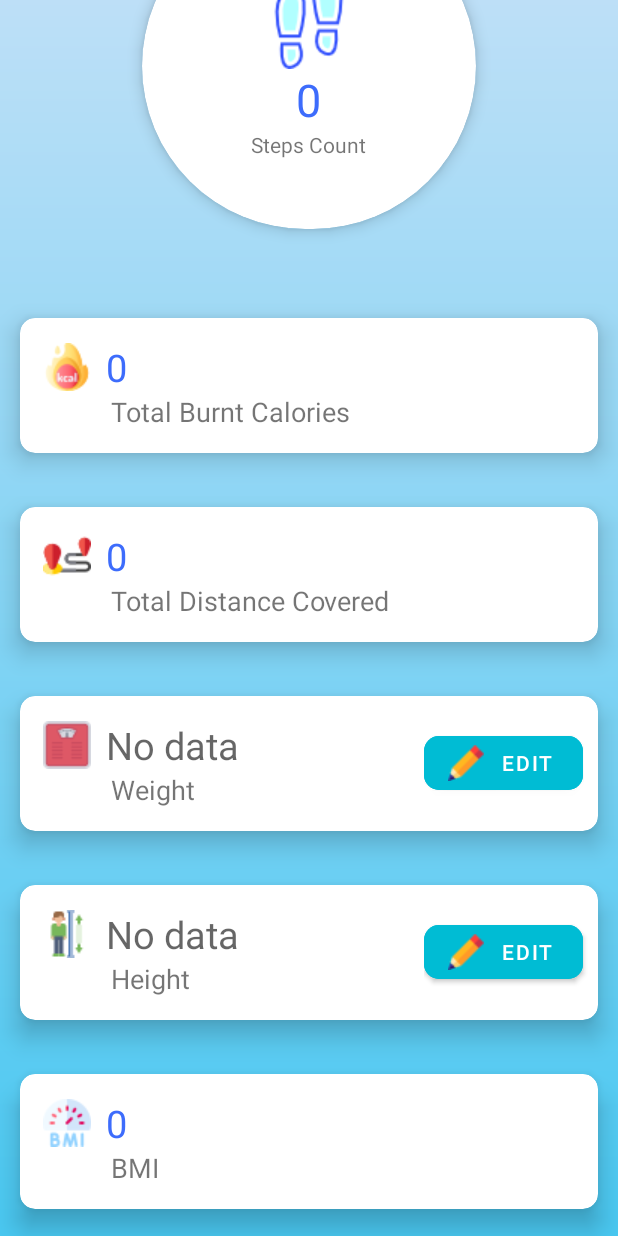
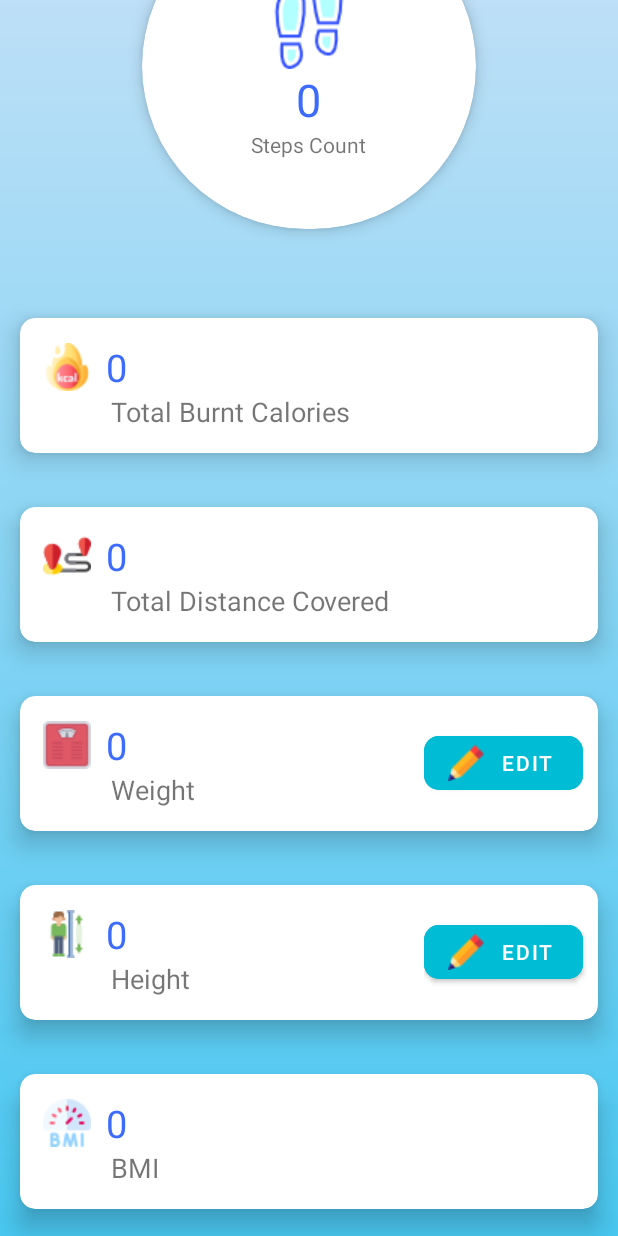
Before and after one commit to WongYewKeong/Health2Buddy, an Android app: the layout fragment_home.xml on its own in the app's theme, with its tools: preview values and no code run, scrolled down 163 dp, on a phone screen of 412 x 824 dp. Run offline under Robolectric (Android 15) with nearby library versions, the phone set to English and light mode, and no system bars.

Commit message:
fixed bug, complete home

```diff
--- a/app/src/main/res/layout/fragment_home.xml
+++ b/app/src/main/res/layout/fragment_home.xml
@@ -197,6 +197,7 @@
                     android:drawableLeft="@drawable/weight"
                     android:drawablePadding="10dp"
                     android:hint="No data"
+                    android:text="0"
                     android:textColor="#3D6CFC"
                     android:textSize="25sp" />
 
@@ -253,6 +254,7 @@
                     android:drawableLeft="@drawable/height"
                     android:drawablePadding="10dp"
                     android:hint="No data"
+                    android:text="0"
                     android:textColor="#3D6CFC"
                     android:textSize="25sp" />
 
--- a/app/src/main/res/navigation/mobile_navigation.xml
+++ b/app/src/main/res/navigation/mobile_navigation.xml
@@ -4,7 +4,7 @@
     xmlns:tools="http://schemas.android.com/tools"
     android:id="@+id/mobile_navigation"
 
-    app:startDestination="@+id/navigation_home">
+    app:startDestination="@id/navigation_home">
 
     <fragment
         android:id="@+id/navigation_home"
```
Also changed, not shown: app/src/main/java/com/example/healthapp/HomeFragment.java (+8 -1 lines).
